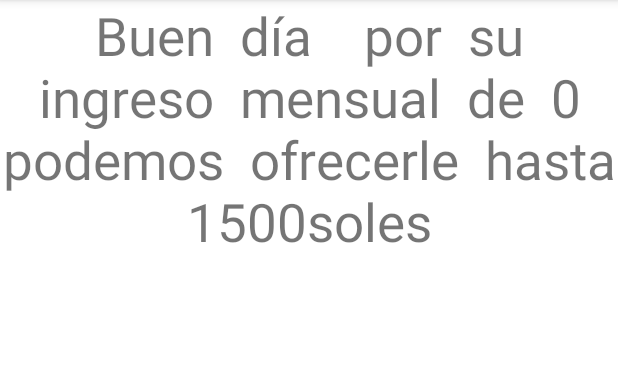
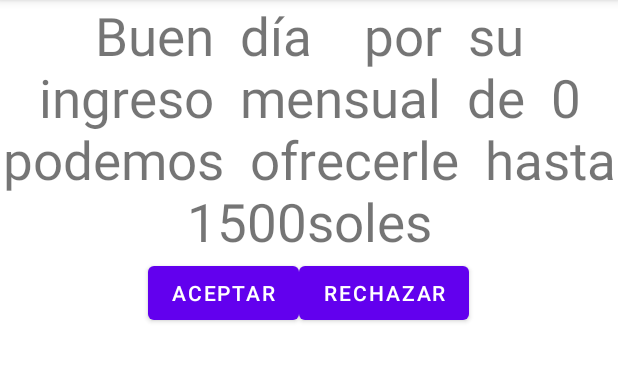
Before and after one commit to Yennyqm/MiParte_2, an Android app: the Comunicacion1 screen opened directly, with no data from a screen before it, after a tap on "VERIFICAR", on a phone screen of 412 x 824 dp, the part 84-466 px from its top. Run offline under Robolectric (Android 15) with nearby library versions, the phone set to English and light mode, and no system bars; 1 statement that could not run was skipped.

Commit message:
Iniciando una actividad esperando datos de ella

```diff
--- a/app/src/main/java/com/ditec/miparte2/Comunicacion1.java
+++ b/app/src/main/java/com/ditec/miparte2/Comunicacion1.java
@@ -1,25 +1,33 @@
 package com.ditec.miparte2;
-
-import androidx.appcompat.app.AppCompatActivity;
 
 import android.content.Intent;
 import android.os.Bundle;
 import android.view.View;
 import android.widget.EditText;
+import android.widget.TextView;
 
-public  class  Comunicacion1	extends  AppCompatActivity  {
-    EditText  edtnombre;
-    EditText edtingresomes; @Override
-    protected void onCreate(Bundle savedInstanceState) {
-        super.onCreate(savedInstanceState);
-        setContentView(R.layout.activity_comunicacion1);
-        edtnombre=findViewById(R.id.edtnombre);
-        edtingresomes=findViewById(R.id.edtingresomes);
+import androidx.appcompat.app.AppCompatActivity;
+
+public  class  Comunicacion1	extends AppCompatActivity { EditText  edtnombre;
+    EditText edtingresomes;
+
+    @Override
+    protected  void  onCreate(Bundle savedInstanceState)  { super.onCreate(savedInstanceState); setContentView(R.layout.activity_comunicacion1); edtnombre  =  findViewById(R.id.edtnombre); edtingresomes  =  findViewById(R.id.edtingresomes);
     }
-    public  void  Verificar(View view){
-        Intent  intent  =  new Intent(this,  Comunicacion2.class);
-        intent.putExtra("nombre",  edtnombre.getText().toString());
-        intent.putExtra("ingresomes", Integer.parseInt(edtingresomes.getText().toString()));
-        startActivity(intent);
+
+    public  void  Verificar(View view)  {
+        Intent  intent  =  new Intent(this,  Comunicacion2.class); intent.putExtra("nombre",  edtnombre.getText().toString());
+        intent.putExtra("ingresomes",  Integer.parseInt(edtingresomes.getText().toString()));
+// startActivity(intent);
+        startActivityForResult(intent, 1234);
+    }
+
+    @Override
+    protected  void  onActivityResult(int  requestCode,
+                                      int  resultCode,  Intent  data)  { super.onActivityResult(requestCode,  resultCode,  data); TextView miresultado  =  findViewById(R.id.txtvalor);
+        if  (requestCode  ==  1234  &&  resultCode  ==  RESULT_OK)  { String  res  =  data.getExtras().getString("resultado"); if  (res.equals("aceptado"))
+            miresultado.setText("Esperamos  que  trabajar  con  nosotros  sea  de  su  agrado"); else
+            miresultado.setText("Esperemos  que  cambie  de  opinion  para  trabajar  con  nosotros");
+        }
     }
 }
--- a/app/src/main/java/com/ditec/miparte2/Comunicacion2.java
+++ b/app/src/main/java/com/ditec/miparte2/Comunicacion2.java
@@ -2,7 +2,9 @@ package com.ditec.miparte2;
 
 import androidx.appcompat.app.AppCompatActivity;
 
+import android.content.Intent;
 import android.os.Bundle;
+import android.view.View;
 import android.widget.TextView;
 
 public  class  Comunicacion2	extends  AppCompatActivity  { TextView txtmensaje;
@@ -27,4 +29,13 @@ public  class  Comunicacion2	extends  AppCompatActivity  { TextView txtmensaje;
         txtmensaje.setText("Buen  día  "+  nombre  +  "  por  su  ingreso  mensual  de  "  +  ingresomes  +
                 "  podemos  ofrecerle  hasta  "  +  evaluacion  +  "soles");
     }
+    public  void  aceptar(View view){ Intent intent  =  new  Intent();
+        intent.putExtra("resultado","aceptado"); setResult(RESULT_OK,  intent);
+        finish();
+    }
+    public  void  rechazar(View  view){ Intent  intent  =  new  Intent();
+        intent.putExtra("resultado","rechazado");
+        setResult(RESULT_OK,  intent); finish();
+    }
+
 }
--- a/app/src/main/res/layout/activity_comunicacion2.xml
+++ b/app/src/main/res/layout/activity_comunicacion2.xml
@@ -1,12 +1,13 @@
 <?xml version="1.0" encoding="utf-8"?>
 <LinearLayout xmlns:android="http://schemas.android.com/apk/res/android" xmlns:app="http://schemas.android.com/apk/res-auto" xmlns:tools="http://schemas.android.com/tools" android:layout_width="match_parent" android:layout_height="match_parent"
-    android:orientation="vertical"
-    tools:context=".Comunicacion2">
+    android:orientation="vertical" tools:context=".Comunicacion2">
     <TextView
-        android:id="@+id/txtmensaje"
-        android:layout_width="match_parent"
-        android:layout_height="wrap_content"
-        android:gravity="center_horizontal"
-        android:text="test"
-        android:textSize="35sp"/>
+        android:id="@+id/txtmensaje" android:layout_width="match_parent" android:layout_height="wrap_content" android:gravity="center_horizontal" android:text="test" android:textSize="35sp"/>
+    <LinearLayout
+        android:layout_width="match_parent" android:layout_height="wrap_content" android:orientation="horizontal" android:gravity="center_horizontal">
+        <Button
+            android:layout_width="wrap_content" android:layout_height="wrap_content" android:text="Aceptar" android:onClick="aceptar"/>
+        <Button
+            android:layout_width="wrap_content" android:layout_height="wrap_content" android:text="Rechazar" android:onClick="rechazar"/>
+    </LinearLayout>
 </LinearLayout>
```
